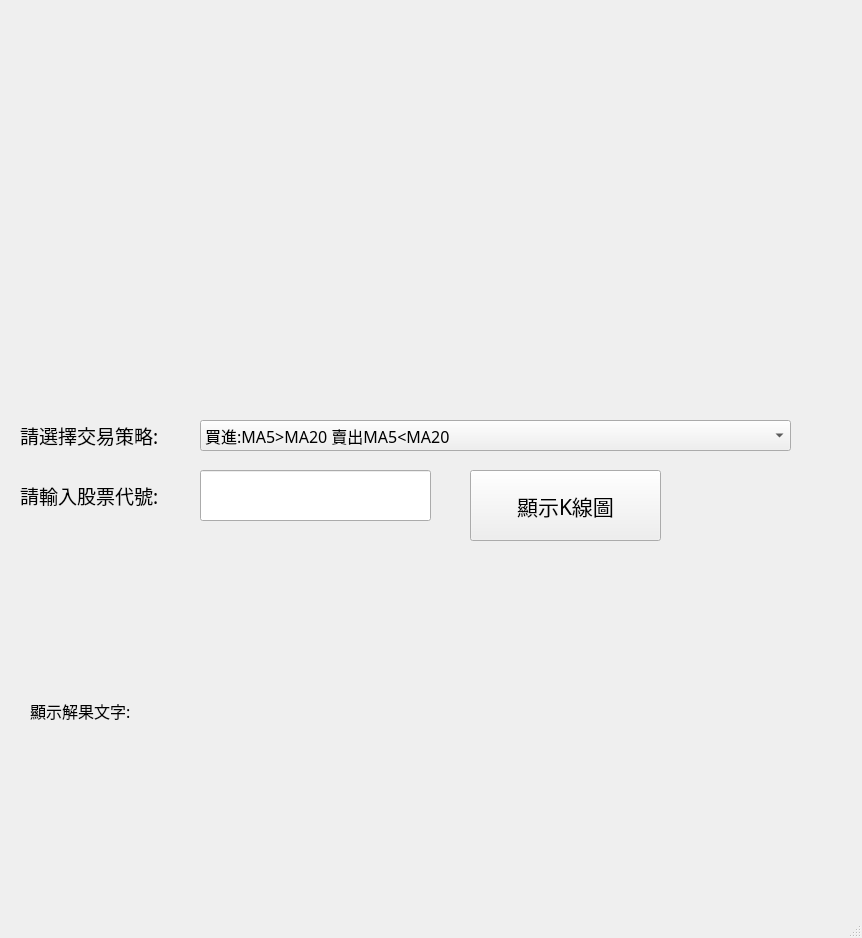
The window that ui 3 in 1/k線圖顯示.ui (charlie123446/stock) describes before a commit, drawn with Qt 5.
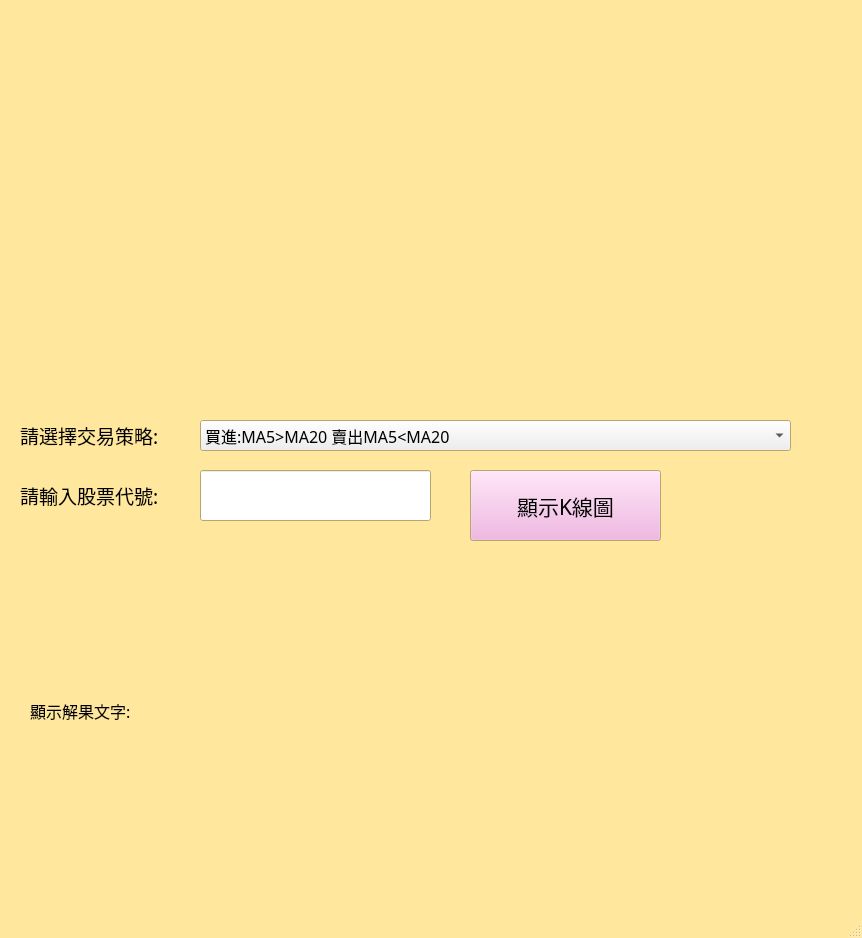
The same window after the commit. Icons and pictures are not drawn.

Commit message: 美化程式介面

Diff of the .ui file:
```diff
--- a/ui 3 in 1/k線圖顯示.ui
+++ b/ui 3 in 1/k線圖顯示.ui
@@ -10,6 +10,70 @@
     <height>938</height>
    </rect>
   </property>
+  <property name="palette">
+   <palette>
+    <active>
+     <colorrole role="Base">
+      <brush brushstyle="SolidPattern">
+       <color alpha="255">
+        <red>255</red>
+        <green>255</green>
+        <blue>255</blue>
+       </color>
+      </brush>
+     </colorrole>
+     <colorrole role="Window">
+      <brush brushstyle="SolidPattern">
+       <color alpha="255">
+        <red>255</red>
+        <green>231</green>
+        <blue>157</blue>
+       </color>
+      </brush>
+     </colorrole>
+    </active>
+    <inactive>
+     <colorrole role="Base">
+      <brush brushstyle="SolidPattern">
+       <color alpha="255">
+        <red>255</red>
+        <green>255</green>
+        <blue>255</blue>
+       </color>
+      </brush>
+     </colorrole>
+     <colorrole role="Window">
+      <brush brushstyle="SolidPattern">
+       <color alpha="255">
+        <red>255</red>
+        <green>231</green>
+        <blue>157</blue>
+       </color>
+      </brush>
+     </colorrole>
+    </inactive>
+    <disabled>
+     <colorrole role="Base">
+      <brush brushstyle="SolidPattern">
+       <color alpha="255">
+        <red>255</red>
+        <green>231</green>
+        <blue>157</blue>
+       </color>
+      </brush>
+     </colorrole>
+     <colorrole role="Window">
+      <brush brushstyle="SolidPattern">
+       <color alpha="255">
+        <red>255</red>
+        <green>231</green>
+        <blue>157</blue>
+       </color>
+      </brush>
+     </colorrole>
+    </disabled>
+   </palette>
+  </property>
   <property name="windowTitle">
    <string>MainWindow</string>
   </property>
@@ -74,6 +138,178 @@
       <height>71</height>
      </rect>
     </property>
+    <property name="palette">
+     <palette>
+      <active>
+       <colorrole role="Button">
+        <brush brushstyle="SolidPattern">
+         <color alpha="255">
+          <red>240</red>
+          <green>168</green>
+          <blue>221</blue>
+         </color>
+        </brush>
+       </colorrole>
+       <colorrole role="Light">
+        <brush brushstyle="SolidPattern">
+         <color alpha="255">
+          <red>0</red>
+          <green>255</green>
+          <blue>255</blue>
+         </color>
+        </brush>
+       </colorrole>
+       <colorrole role="BrightText">
+        <brush brushstyle="SolidPattern">
+         <color alpha="255">
+          <red>149</red>
+          <green>96</green>
+          <blue>255</blue>
+         </color>
+        </brush>
+       </colorrole>
+       <colorrole role="Base">
+        <brush brushstyle="SolidPattern">
+         <color alpha="255">
+          <red>255</red>
+          <green>170</green>
+          <blue>255</blue>
+         </color>
+        </brush>
+       </colorrole>
+       <colorrole role="HighlightedText">
+        <brush brushstyle="SolidPattern">
+         <color alpha="255">
+          <red>255</red>
+          <green>144</green>
+          <blue>207</blue>
+         </color>
+        </brush>
+       </colorrole>
+       <colorrole role="AlternateBase">
+        <brush brushstyle="SolidPattern">
+         <color alpha="255">
+          <red>187</red>
+          <green>104</green>
+          <blue>246</blue>
+         </color>
+        </brush>
+       </colorrole>
+      </active>
+      <inactive>
+       <colorrole role="Button">
+        <brush brushstyle="SolidPattern">
+         <color alpha="255">
+          <red>240</red>
+          <green>168</green>
+          <blue>221</blue>
+         </color>
+        </brush>
+       </colorrole>
+       <colorrole role="Light">
+        <brush brushstyle="SolidPattern">
+         <color alpha="255">
+          <red>0</red>
+          <green>255</green>
+          <blue>255</blue>
+         </color>
+        </brush>
+       </colorrole>
+       <colorrole role="BrightText">
+        <brush brushstyle="SolidPattern">
+         <color alpha="255">
+          <red>149</red>
+          <green>96</green>
+          <blue>255</blue>
+         </color>
+        </brush>
+       </colorrole>
+       <colorrole role="Base">
+        <brush brushstyle="SolidPattern">
+         <color alpha="255">
+          <red>255</red>
+          <green>170</green>
+          <blue>255</blue>
+         </color>
+        </brush>
+       </colorrole>
+       <colorrole role="HighlightedText">
+        <brush brushstyle="SolidPattern">
+         <color alpha="255">
+          <red>255</red>
+          <green>144</green>
+          <blue>207</blue>
+         </color>
+        </brush>
+       </colorrole>
+       <colorrole role="AlternateBase">
+        <brush brushstyle="SolidPattern">
+         <color alpha="255">
+          <red>187</red>
+          <green>104</green>
+          <blue>246</blue>
+         </color>
+        </brush>
+       </colorrole>
+      </inactive>
+      <disabled>
+       <colorrole role="Button">
+        <brush brushstyle="SolidPattern">
+         <color alpha="255">
+          <red>240</red>
+          <green>168</green>
+          <blue>221</blue>
+         </color>
+        </brush>
+       </colorrole>
+       <colorrole role="Light">
+        <brush brushstyle="SolidPattern">
+         <color alpha="255">
+          <red>0</red>
+          <green>255</green>
+          <blue>255</blue>
+         </color>
+        </brush>
+       </colorrole>
+       <colorrole role="BrightText">
+        <brush brushstyle="SolidPattern">
+         <color alpha="255">
+          <red>149</red>
+          <green>96</green>
+          <blue>255</blue>
+         </color>
+        </brush>
+       </colorrole>
+       <colorrole role="Base">
+        <brush brushstyle="SolidPattern">
+         <color alpha="255">
+          <red>255</red>
+          <green>231</green>
+          <blue>157</blue>
+         </color>
+        </brush>
+       </colorrole>
+       <colorrole role="HighlightedText">
+        <brush brushstyle="SolidPattern">
+         <color alpha="255">
+          <red>255</red>
+          <green>144</green>
+          <blue>207</blue>
+         </color>
+        </brush>
+       </colorrole>
+       <colorrole role="AlternateBase">
+        <brush brushstyle="SolidPattern">
+         <color alpha="255">
+          <red>187</red>
+          <green>104</green>
+          <blue>246</blue>
+         </color>
+        </brush>
+       </colorrole>
+      </disabled>
+     </palette>
+    </property>
     <property name="font">
      <font>
       <family>Agency FB</family>
@@ -83,6 +319,12 @@
     <property name="text">
      <string>顯示K線圖</string>
     </property>
+    <property name="iconSize">
+     <size>
+      <width>640</width>
+      <height>36</height>
+     </size>
+    </property>
    </widget>
    <widget class="QLabel" name="label_3">
     <property name="geometry">
```
The commit also changes 2 other files.
